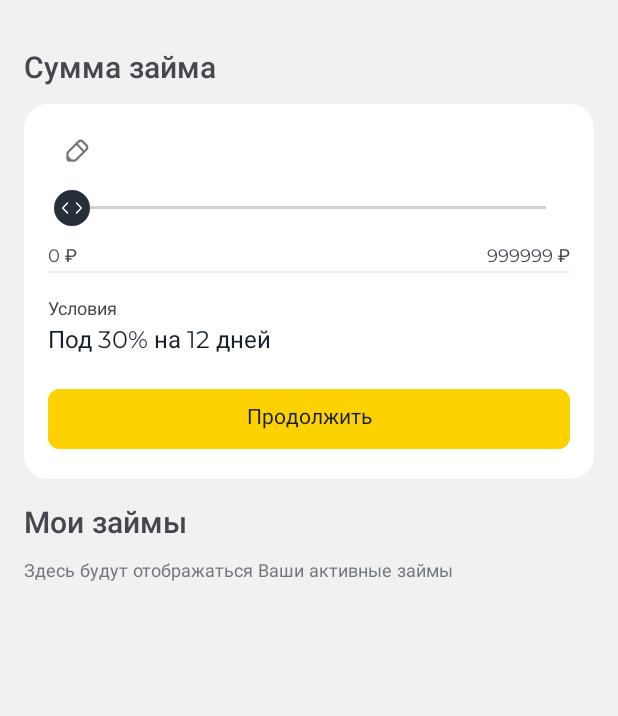
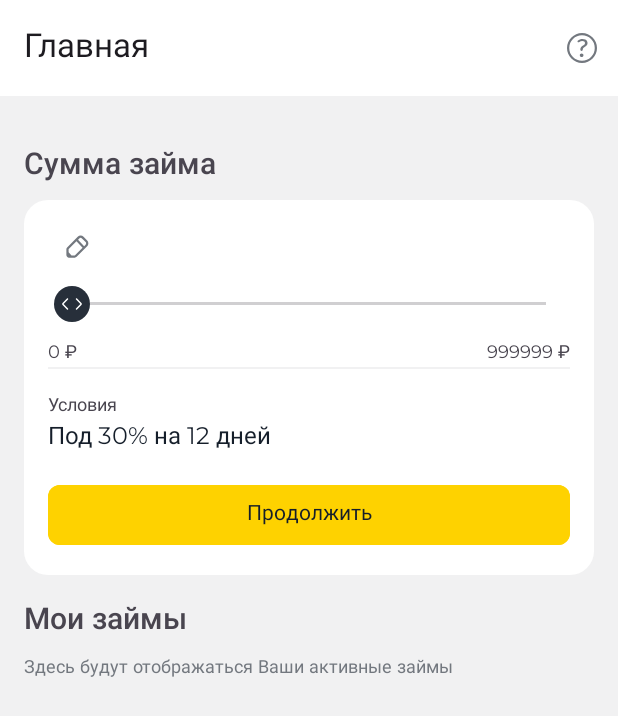
Before and after one commit to EugeneGridnev/Loans, an Android app: the fragment HomeFragment shown on its own in the app's theme, on a phone screen of 412 x 824 dp. Shown: the top 716 px of the screen. Run offline under Robolectric (Android 15) with nearby library versions, the light colour scheme and no system bars.

Commit message:
app bar changes

```diff
--- a/app/src/main/res/layout/fragment_home.xml
+++ b/app/src/main/res/layout/fragment_home.xml
@@ -10,8 +10,19 @@
     <LinearLayout
         android:layout_width="match_parent"
         android:layout_height="wrap_content"
-        android:orientation="vertical"
-        android:paddingHorizontal="16dp">
+        android:orientation="vertical">
+
+        <com.google.android.material.appbar.AppBarLayout
+            android:layout_width="match_parent"
+            android:layout_height="wrap_content">
+
+            <com.google.android.material.appbar.MaterialToolbar
+                android:id="@+id/topAppBar"
+                android:layout_width="match_parent"
+                android:layout_height="?attr/actionBarSize"
+                app:menu="@menu/top_app_bar"
+                app:title="Главная" />
+        </com.google.android.material.appbar.AppBarLayout>
 
         <androidx.constraintlayout.widget.ConstraintLayout
             android:layout_width="match_parent"
@@ -24,6 +35,7 @@
         <TextView
             android:layout_width="wrap_content"
             android:layout_height="wrap_content"
+            android:layout_marginHorizontal="16dp"
             android:text="Сумма займа"
             android:textSize="20sp"
             android:lineHeight="26sp"
@@ -32,6 +44,7 @@
         <androidx.constraintlayout.widget.ConstraintLayout
             android:layout_width="match_parent"
             android:layout_height="wrap_content"
+            android:layout_marginHorizontal="16dp"
             android:layout_marginTop="8dp"
             android:background="@drawable/loan_background">
 
@@ -162,6 +175,7 @@
             android:layout_width="wrap_content"
             android:layout_height="wrap_content"
             android:layout_marginTop="16dp"
+            android:layout_marginHorizontal="16dp"
             android:text="Мои займы"
             android:textSize="20sp"
             android:lineHeight="26sp"
@@ -170,6 +184,7 @@
         <TextView
             android:layout_width="wrap_content"
             android:layout_height="wrap_content"
+            android:layout_marginHorizontal="16dp"
             android:layout_marginTop="8dp"
             android:text="Здесь будут отображаться Ваши активные займы"
             android:textSize="12sp"
```
Also changed, not shown: app/src/main/java/com/shift/shiftfinal/ui/HomeFragment.kt (+15 -0 lines), app/src/main/java/com/shift/shiftfinal/ui/MainFragment.kt (+0 -13 lines), app/src/main/res/layout/fragment_main.xml (+0 -12 lines).
